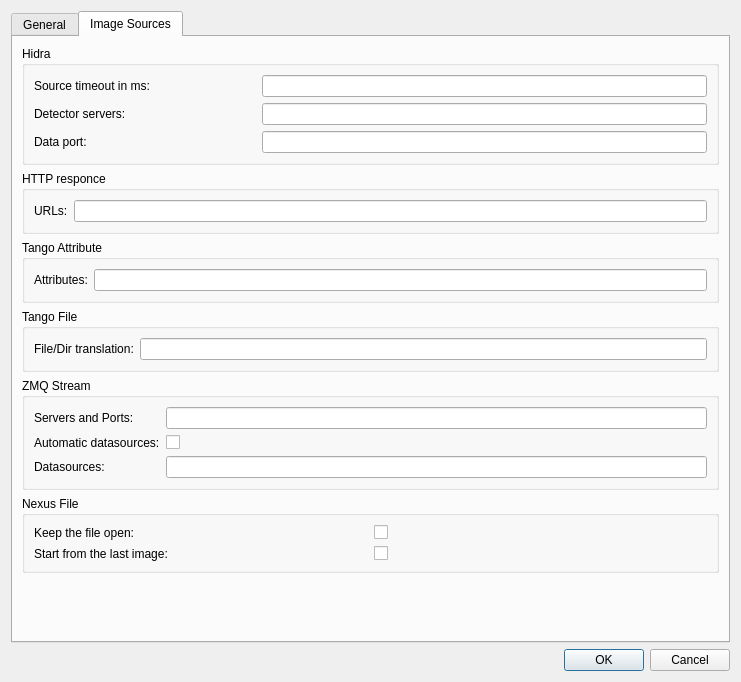
Above: lavuelib/ui/ConfigDialog.ui from syncope/lavue before the change. Below: the same form after it.
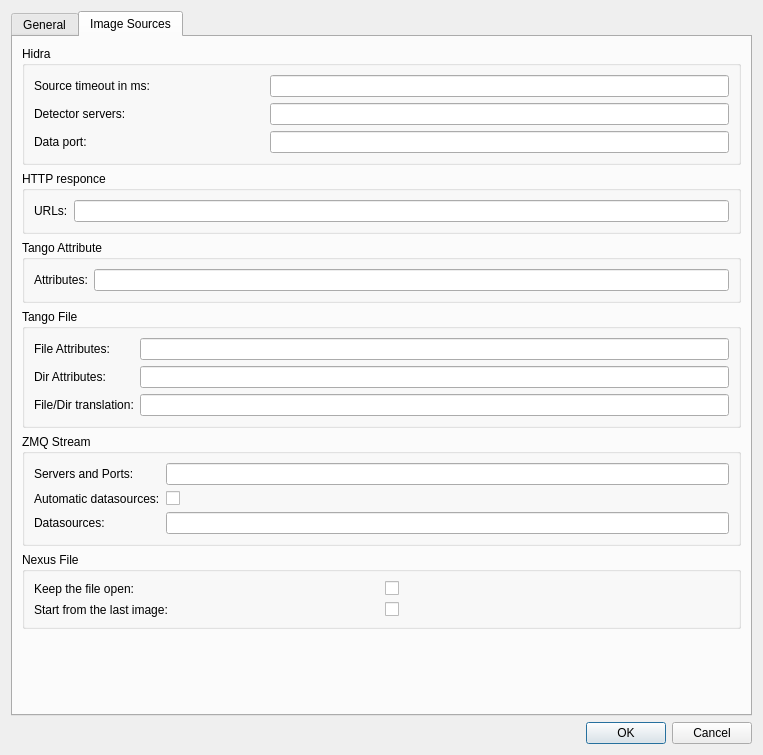
That is the form after the change. The open tabs and pages were chosen to show the change.

Commit message: add combobox to tango file image source

What changed in the file:
```diff
--- a/lavuelib/ui/ConfigDialog.ui
+++ b/lavuelib/ui/ConfigDialog.ui
@@ -6,8 +6,8 @@
    <rect>
     <x>0</x>
     <y>0</y>
-    <width>741</width>
-    <height>682</height>
+    <width>763</width>
+    <height>755</height>
    </rect>
   </property>
   <property name="windowTitle">
@@ -590,7 +590,7 @@
            <layout class="QGridLayout" name="gridLayout_19">
             <item row="0" column="0">
              <layout class="QGridLayout" name="gridLayout_18">
-              <item row="0" column="0">
+              <item row="2" column="0">
                <widget class="QLabel" name="dirtransLabel">
                 <property name="toolTip">
                  <string>JSON dictionary denoting what to replace
@@ -604,7 +604,7 @@
                 </property>
                </widget>
               </item>
-              <item row="0" column="1">
+              <item row="2" column="1">
                <widget class="QLineEdit" name="dirtransLineEdit">
                 <property name="toolTip">
                  <string>JSON dictionary denoting what to replace
@@ -612,6 +612,43 @@
                 </property>
                </widget>
               </item>
+              <item row="1" column="0">
+               <widget class="QLabel" name="dirattrLabel">
+                <property name="toolTip">
+                 <string>&lt;html&gt;&lt;head/&gt;&lt;body&gt;&lt;p&gt;JSON dictionary with labels and directory tango attributes, i.e.&lt;/p&gt;&lt;p&gt;{&amp;quot;pilatus1&amp;quot;: &amp;quot;/p09/pilatus/1/LastImagePath&amp;quot;, &amp;quot;test_image&amp;quot;:&amp;quot;sys/tg_test/1/double_image_ro&amp;quot; }&lt;/p&gt;&lt;/body&gt;&lt;/html&gt;</string>
+                </property>
+                <property name="text">
+                 <string>Dir Attributes:</string>
+                </property>
+               </widget>
+              </item>
+              <item row="0" column="1">
+               <widget class="QLineEdit" name="fileattrLineEdit">
+                <property name="toolTip">
+                 <string>&lt;html&gt;&lt;head/&gt;&lt;body&gt;&lt;p&gt;JSON dictionary with labels and file tango attributes, i.e.&lt;/p&gt;&lt;p&gt;{&amp;quot;pilatus1&amp;quot;: &amp;quot;/p09/pilatus/1/LastImageTaken&amp;quot;, &amp;quot;test_image&amp;quot;:&amp;quot;sys/tg_test/1/double_image_ro&amp;quot; }&lt;/p&gt;&lt;/body&gt;&lt;/html&gt;</string>
+                </property>
+               </widget>
+              </item>
+              <item row="1" column="1">
+               <widget class="QLineEdit" name="dirattrLineEdit">
+                <property name="toolTip">
+                 <string>&lt;html&gt;&lt;head/&gt;&lt;body&gt;&lt;p&gt;JSON dictionary with labels and directory tango attributes, i.e.&lt;/p&gt;&lt;p&gt;{&amp;quot;pilatus1&amp;quot;: &amp;quot;/p09/pilatus/1/LastImagePath&amp;quot;, &amp;quot;test_image&amp;quot;:&amp;quot;sys/tg_test/1/double_image_ro&amp;quot; }&lt;/p&gt;&lt;/body&gt;&lt;/html&gt;</string>
+                </property>
+               </widget>
+              </item>
+              <item row="0" column="0">
+               <widget class="QLabel" name="fileattrLabel">
+                <property name="toolTip">
+                 <string>&lt;html&gt;&lt;head/&gt;&lt;body&gt;&lt;p&gt;JSON dictionary with labels and file tango attributes, i.e.&lt;/p&gt;&lt;p&gt;{&amp;quot;pilatus1&amp;quot;: &amp;quot;/p09/pilatus/1/LastImageTaken&amp;quot;, &amp;quot;test_image&amp;quot;:&amp;quot;sys/tg_test/1/double_image_ro&amp;quot; }&lt;/p&gt;&lt;/body&gt;&lt;/html&gt;</string>
+                </property>
+                <property name="text">
+                 <string>File Attributes:</string>
+                </property>
+                <property name="buddy">
+                 <cstring>fileattrLineEdit</cstring>
+                </property>
+               </widget>
+              </item>
              </layout>
             </item>
            </layout>
```
Left out of the diff: 12 changed lines with no effect on the pictures. The commit also changes 5 other files.
